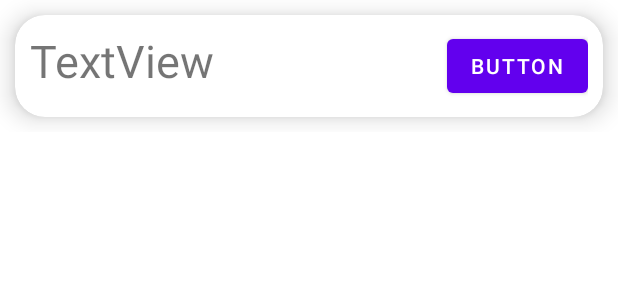
After one commit to BManoj04/FoodDonation, an Android app: the layout card.xml on its own in the app's theme, with its tools: preview values and no code run, on a phone screen of 412 x 824 dp. The commit adds this screen. Shown: the top 300 px of the screen. Run offline under Robolectric (Android 15) with nearby library versions, the phone set to English and light mode, and no system bars.

Commit message:
80% core functionality completed

```diff
--- /dev/null
+++ b/app/src/main/res/layout/card.xml
@@ -0,0 +1,51 @@
+<?xml version="1.0" encoding="utf-8"?>
+<RelativeLayout xmlns:android="http://schemas.android.com/apk/res/android"
+    android:layout_width="match_parent"
+    android:layout_height="match_parent"
+    xmlns:app="http://schemas.android.com/apk/res-auto">
+
+
+    <RelativeLayout
+        android:layout_width="match_parent"
+        android:layout_height="wrap_content">
+
+        <androidx.cardview.widget.CardView
+            android:layout_width="match_parent"
+            android:layout_height="wrap_content"
+            app:cardElevation="10dp"
+            android:layout_margin="10dp"
+            app:cardCornerRadius="20dp">
+
+            <RelativeLayout
+                android:layout_width="match_parent"
+                android:layout_height="wrap_content"
+                android:padding="10dp"
+                android:id="@+id/cardlayout">
+
+
+                <TextView
+                    android:id="@+id/textView8"
+                    android:layout_width="wrap_content"
+                    android:layout_height="wrap_content"
+                    android:text="TextView"
+                    android:textFontWeight="1000"
+                    android:textSize="30dp"/>
+
+                <Button
+                    android:id="@+id/button5"
+                    android:layout_width="wrap_content"
+                    android:layout_height="wrap_content"
+                    android:text="Button"
+                    android:layout_alignParentEnd="true"
+                    android:layout_alignParentRight="true"/>
+
+            </RelativeLayout>
+
+
+        </androidx.cardview.widget.CardView>
+
+
+
+    </RelativeLayout>
+
+</RelativeLayout>
--- a/app/src/main/res/layout/dialogbox.xml
+++ b/app/src/main/res/layout/dialogbox.xml
@@ -1,6 +1,5 @@
 <?xml version="1.0" encoding="utf-8"?>
 <androidx.cardview.widget.CardView xmlns:android="http://schemas.android.com/apk/res/android"
-    xmlns:tools="http://schemas.android.com/tools"
     android:layout_width="match_parent"
     android:layout_height="match_parent"
     xmlns:app="http://schemas.android.com/apk/res-auto"
@@ -153,7 +152,9 @@
             android:layout_height="wrap_content"
             android:layout_marginStart="64dp"
             android:layout_marginTop="64dp"
+            android:layout_marginBottom="24dp"
             android:text="Post"
+            app:layout_constraintBottom_toBottomOf="parent"
             app:layout_constraintStart_toStartOf="@+id/textView7"
             app:layout_constraintTop_toBottomOf="@+id/textView7" />
 
```
Also changed, not shown: app/src/main/java/com/example/fooddonation/MainActivity.java (+8 -0 lines), app/src/main/java/com/example/fooddonation/ui/home/HomeFragment.java (+82 -0 lines), app/src/main/res/layout/fragment_home.xml (+13 -11 lines).
